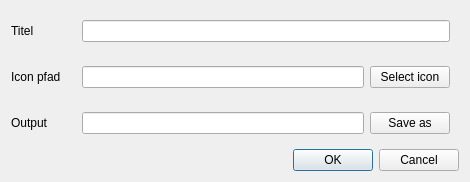
jfeil/RegeltestCreator, file res/regeltest_save.ui: the form before one commit.
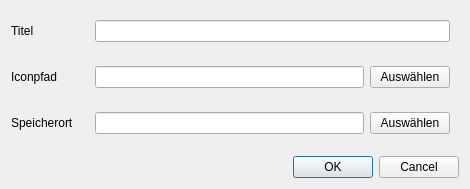
The form after the commit.

The edit to the form file:
```diff
--- a/res/regeltest_save.ui
+++ b/res/regeltest_save.ui
@@ -7,7 +7,7 @@
     <x>0</x>
     <y>0</y>
     <width>470</width>
-    <height>171</height>
+    <height>189</height>
    </rect>
   </property>
   <property name="focusPolicy">
@@ -27,7 +27,7 @@
    <item row="3" column="0">
     <widget class="QLabel" name="label_3">
      <property name="text">
-      <string>Output</string>
+         <string>Speicherort</string>
      </property>
     </widget>
    </item>
@@ -40,7 +40,7 @@
       <item>
        <widget class="QPushButton" name="icon_edit_button">
         <property name="text">
-         <string>Select icon</string>
+            <string>Auswählen</string>
         </property>
        </widget>
       </item>
@@ -50,7 +50,7 @@
    <item row="1" column="0">
     <widget class="QLabel" name="label_2">
      <property name="text">
-      <string>Icon pfad</string>
+         <string>Iconpfad</string>
      </property>
     </widget>
    </item>
@@ -63,7 +63,7 @@
       <item>
        <widget class="QPushButton" name="output_edit_button">
         <property name="text">
-         <string>Save as</string>
+            <string>Auswählen</string>
         </property>
        </widget>
       </item>
```
